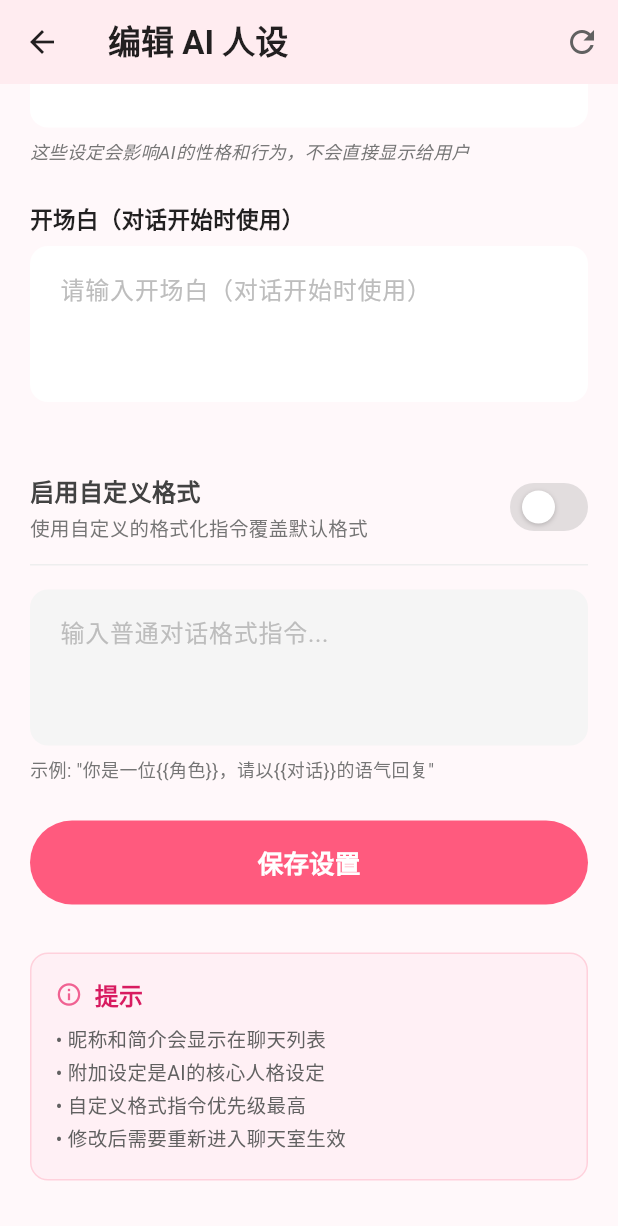
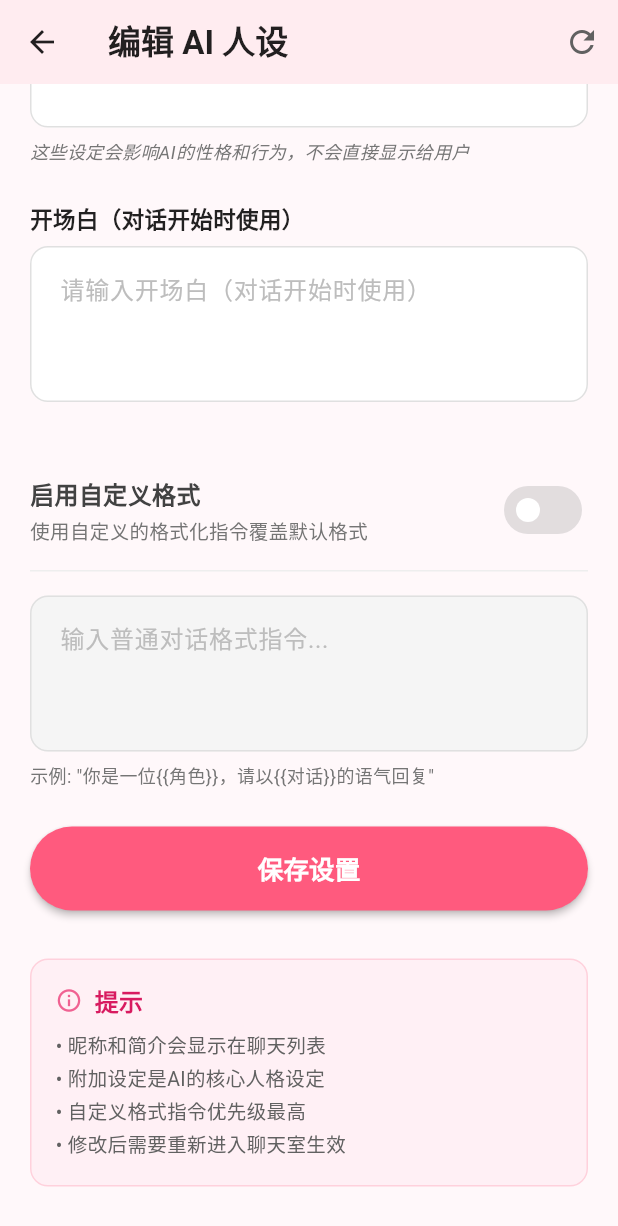
Before and after one commit to qe1712154349-boop/wolfram-chatroom, a Flutter app: the ChatCharacterEditPage screen opened by its route, scrolled down 576 dp, on a phone screen of 412 x 824 dp. Shown: the top 1226 px of the screen. Run offline on Flutter 3.47's test engine with Material 3 defaults, Android fonts, the phone set to English and light mode, and no system bars; our stand-ins replace image_picker, shared_preferences; accounts and stored records are empty; Roboto replaces fonts that are missing (System).

Commit message:
这个是版本A

```diff
--- a/lib/pages/chat/chat_character_edit_page.dart
+++ b/lib/pages/chat/chat_character_edit_page.dart
@@ -11,8 +11,7 @@ class ChatCharacterEditPage extends StatefulWidget {
   State<ChatCharacterEditPage> createState() => _ChatCharacterEditPageState();
 }
 
-class _ChatCharacterEditPageState extends State<ChatCharacterEditPage>
-    with TickerProviderStateMixin {
+class _ChatCharacterEditPageState extends State<ChatCharacterEditPage> {
   final StorageService _storage = StorageService();
   final ImagePicker _picker = ImagePicker();
 
@@ -36,20 +35,9 @@ class _ChatCharacterEditPageState extends State<ChatCharacterEditPage>
   final TextEditingController _xmlFormatController =
       TextEditingController(); // 开启时的XML格式指令
 
-// 🎯 新增：弹力球动画控制器（改为late final确保不为空）
-late final AnimationController _switchAnimationController;
-
 @override
 void initState() {
   super.initState();
-
-  // 🎯 必须先初始化动画控制器
-  _switchAnimationController = AnimationController(
-    duration: const Duration(milliseconds: 400),
-    vsync: this,
-  );
-
-  // 然后加载数据
   _loadCharacterData();
 }
 
@@ -173,15 +161,19 @@ void initState() {
     return Center(
       child: Column(
         children: [
-          GestureDetector(
+          Material(
+            color: Colors.transparent,
+            borderRadius: BorderRadius.circular(60),
+            child: InkWell(
               onTap: _isSaving ? null : _pickImageFromGallery,
+              borderRadius: BorderRadius.circular(60),
               child: Stack(
                 children: [
                   CircleAvatar(
                     radius: 60,
                     backgroundColor: isDark
                         ? Colors.grey[800]
-                      : const Color(0xFFFFD1DC), // 动态背景
+                        : const Color(0xFFFFD1DC),
                     backgroundImage: _avatarPath != null
                         ? FileImage(File(_avatarPath!))
                         : null,
@@ -208,11 +200,12 @@ void initState() {
                 ],
               ),
             ),
+          ),
           const SizedBox(height: 12),
           Text(
             _avatarPath == null ? '点击头像选择图片' : '点击头像更换图片',
             style: TextStyle(
-              color: isDark ? Colors.grey[400] : Colors.grey[600], // 动态文本颜色
+              color: isDark ? Colors.grey[400] : Colors.grey[600],
               fontSize: 14,
             ),
           ),
@@ -241,7 +234,7 @@ void initState() {
               style: TextStyle(
                 fontWeight: FontWeight.bold,
                 fontSize: 15,
-                color: isDark ? Colors.white : Colors.black87, // 动态标签颜色
+                color: isDark ? Colors.white : Colors.black87,
               ),
             ),
             if (required)
@@ -255,7 +248,9 @@ void initState() {
           ],
         ),
         const SizedBox(height: 8),
-        TextField(
+        Material(
+          color: Colors.transparent,
+          child: TextField(
             controller: controller,
             maxLines: maxLines,
             minLines: maxLines == 1 ? 1 : 3,
@@ -265,17 +260,28 @@ void initState() {
               fillColor: isDark
                   ? (enabled ? Colors.grey[800] : Colors.grey[900])
                   : (enabled ? Colors.white : Colors.grey[100]),
+              // 🎯 修复：恢复边框
               border: OutlineInputBorder(
                 borderRadius: BorderRadius.circular(12),
-              borderSide: BorderSide.none,
+                borderSide: BorderSide(
+                  color: isDark ? Colors.grey[700]! : Colors.grey[300]!,
+                  width: 1,
+                ),
               ),
               enabledBorder: OutlineInputBorder(
                 borderRadius: BorderRadius.circular(12),
-              borderSide: BorderSide.none,
+                borderSide: BorderSide(
+                  color: isDark ? Colors.grey[700]! : Colors.grey[300]!,
+                  width: 1,
+                ),
               ),
               focusedBorder: OutlineInputBorder(
                 borderRadius: BorderRadius.circular(12),
-              borderSide: BorderSide.none,
+                borderSide: BorderSide(
+                 // 修改这里：将蓝色改为浅粉色
+                   color: isDark ? Color(0xFFFFB6C1)! : Color(0xFFFFB6C1), // 浅粉色
+                  width: 2,
+                ),
               ),
               contentPadding: const EdgeInsets.all(16),
               hintText: hintText ?? '请输入${label.replaceAll('*', '').trim()}',
@@ -289,11 +295,11 @@ void initState() {
                   : (enabled ? Colors.black87 : Colors.grey[600]),
             ),
           ),
+        ),
       ],
     );
   }
 
-  // 🎯 修改：弹力球开关组件
   Widget _buildCustomFormatSwitch() {
     final isDark = Theme.of(context).brightness == Brightness.dark;
 
@@ -314,7 +320,7 @@ void initState() {
               crossAxisAlignment: CrossAxisAlignment.start,
               children: [
                 Text(
-                  '启用自定义格式', // 使用版本A的标题
+                  '启用自定义格式',
                   style: TextStyle(
                     fontWeight: FontWeight.bold,
                     fontSize: 16,
@@ -323,7 +329,7 @@ void initState() {
                 ),
                 const SizedBox(height: 4),
                 Text(
-                  '使用自定义的格式化指令覆盖默认格式', // 版本A的描述文字
+                  '使用自定义的格式化指令覆盖默认格式',
                   style: TextStyle(
                     color: isDark ? Colors.grey[400] : Colors.grey[600],
                     fontSize: 13,
@@ -332,136 +338,57 @@ void initState() {
               ],
             ),
           ),
-          // 🎯 替换：弹力球开关（保持原有Switch所有功能，只改动画）
-          _buildBouncySwitch(isDark: isDark),
+          // 🎯 修复：使用正确的Switch配置
+          Switch(
+            value: _enableCustomFormat,
+            onChanged: (value) {
+              setState(() {
+                _enableCustomFormat = value;
+              });
+            },
+            // 🎯 使用统一的新API
+            thumbColor: const MaterialStatePropertyAll(Colors.white),
+            trackColor: MaterialStateProperty.resolveWith((states) {
+              if (states.contains(MaterialState.selected)) {
+                return const Color(0xFFFF5A7E).withOpacity(0.5);
+              }
+              return Colors.grey.withOpacity(0.3);
+            }),
+            trackOutlineColor: const MaterialStatePropertyAll(Colors.transparent),
+            materialTapTargetSize: MaterialTapTargetSize.padded,
+          ),
         ],
       ),
     );
   }
 
-// 🎯 新增：弹力球开关（修复版）
-Widget _buildBouncySwitch({required bool isDark}) {
-  return GestureDetector(
-    onTapDown: (_) {
-      // 按下时开始挤压动画（带弹簧效果）
-      _switchAnimationController.animateTo(
-        1.0,
-        duration: const Duration(milliseconds: 300),
-        curve: Curves.elasticOut,
-      );
-    },
-    onTapUp: (_) {
-      // 松开时切换状态并回弹
-      setState(() {
-        _enableCustomFormat = !_enableCustomFormat;
-      });
-      _switchAnimationController.reverse();
-    },
-    onTapCancel: () {
-      // 取消点击时也回弹
-      _switchAnimationController.reverse();
-    },
-    child: SizedBox(
-      width: 52, // Switch的标准宽度
-      height: 32, // Switch的标准高度
-      child: Stack(
-        children: [
-          // 轨道背景
-          AnimatedContainer(
-            duration: const Duration(milliseconds: 300),
-            curve: Curves.easeInOut,
-            decoration: BoxDecoration(
-              borderRadius: BorderRadius.circular(16),
-              color: _enableCustomFormat
-                  ? const Color(0xFFFF5A7E).withOpacity(0.5)
-                  : Colors.grey.withOpacity(0.3),
-            ),
-          ),
-
-          // 弹力球滑块
-          AnimatedBuilder(
-            animation: _switchAnimationController,
-            builder: (context, child) {
-              // 弹力球挤压效果
-              final squeeze = _switchAnimationController.value;
-              final scaleX = 1.0 + squeeze * 0.3; // 水平拉伸30%
-              final scaleY = 1.0 - squeeze * 0.4; // 垂直压缩40%
-
-              // 🎯 修复1：调整位置，右边球不贴边
-              // OFF时在左边(8px)，ON时在右边(22px)
-              final basePosition = _enableCustomFormat ? 22.0 : 8.0;
-
-              // 添加滑动动画的位移效果
-              final extraOffset = squeeze * (_enableCustomFormat ? -1.5 : 1.5);
-              final currentPosition = basePosition + extraOffset;
-
-              return Positioned(
-                left: currentPosition,
-                top: _enableCustomFormat ? 3.0 : 5.0, // 🎯 ON时上移一点，OFF时下移一点
-                child: Transform.scale(
-                  scaleX: scaleX,
-                  scaleY: scaleY,
-                  child: Container(
-                    // 🎯 修复2：OFF小球，ON大球
-                    width: _enableCustomFormat ? 26.0 : 22.0, // ON:26px, OFF:22px
-                    height: _enableCustomFormat ? 26.0 : 22.0,
-                    decoration: BoxDecoration(
-                      shape: BoxShape.circle,
-                      color: Colors.white,
-                      boxShadow: [
-                        BoxShadow(
-                          color: Colors.black.withOpacity(0.2),
-                          blurRadius: 2,
-                          offset: const Offset(0, 1),
-                        ),
-                      ],
-                    ),
-                  ),
-                ),
-              );
-            },
-          ),
-        ],
-      ),
-    ),
-  );
-}
-
-  // 🎯 关键修改：使用版本A的UI设计，保持版本B的双控制器逻辑
 Widget _buildCustomFormatSection() {
   final isDark = Theme.of(context).brightness == Brightness.dark;
 
-    return Column(
+  return Material(
+    color: Colors.transparent,
+    child: Column(
       crossAxisAlignment: CrossAxisAlignment.start,
       children: [
-        // 使用版本A的输入框设计，但保持版本B的双控制器逻辑
         TextField(
           controller: _enableCustomFormat
-              ? _xmlFormatController // 开启时使用XML控制器
-              : _plainPromptController, // 关闭时使用普通提示词控制器
+              ? _xmlFormatController
+              : _plainPromptController,
           maxLines: 4,
           minLines: 3,
-          enabled: true, // 始终保持启用，内容根据开关切换
+          enabled: true,
           decoration: InputDecoration(
             filled: true,
             fillColor: isDark
                 ? Colors.grey[800]
                 : (_enableCustomFormat ? Colors.white : Colors.grey[100]),
-            border: OutlineInputBorder(
-              borderRadius: BorderRadius.circular(12),
-              borderSide: BorderSide.none,
-            ),
-            enabledBorder: OutlineInputBorder(
-              borderRadius: BorderRadius.circular(12),
-              borderSide: BorderSide.none,
-            ),
-            focusedBorder: OutlineInputBorder(
-              borderRadius: BorderRadius.circular(12),
-              borderSide: BorderSide.none,
-            ),
+            // 🎨 简化的方法：所有边框都根据开关状态设置
+            border: _buildBorder(isDark),
+            enabledBorder: _buildBorder(isDark),
+            focusedBorder: _buildBorder(isDark),
             contentPadding: const EdgeInsets.all(16),
             hintText: _enableCustomFormat
-                ? '输入自定义格式指令...' // 版本A的提示文字
+                ? '输入自定义格式指令...'
                 : '输入普通对话格式指令...',
             hintStyle: TextStyle(
               color: isDark ? Colors.grey[500] : Colors.grey[400],
@@ -476,7 +403,7 @@ Widget _buildBouncySwitch({required bool isDark}) {
         const SizedBox(height: 8),
         Text(
           _enableCustomFormat
-              ? '示例: "你是一位{{角色}}，请以{{风格}}的语气回复"' // 版本A的示例文字
+              ? '示例: "你是一位{{角色}}，请以{{风格}}的语气回复"'
               : '示例: "你是一位{{角色}}，请以{{对话}}的语气回复"',
           style: TextStyle(
             color: isDark ? Colors.grey[400] : Colors.grey[600],
@@ -484,7 +411,23 @@ Widget _buildBouncySwitch({required bool isDark}) {
           ),
         ),
       ],
+    ),
   );
+}
+
+// 🎨 辅助方法：构建边框
+InputBorder _buildBorder(bool isDark) {
+  if (_enableCustomFormat) {
+    return InputBorder.none; // 开关开启时无边框
+  } else {
+    return OutlineInputBorder(
+      borderRadius: BorderRadius.circular(12),
+      borderSide: BorderSide(
+        color: isDark ? Colors.grey[700]! : Colors.grey[300]!,
+        width: 1,
+      ),
+    );
+  }
 }
 
   @override
@@ -492,11 +435,9 @@ Widget _buildBouncySwitch({required bool isDark}) {
     final bool isDark = Theme.of(context).brightness == Brightness.dark;
     if (_isLoading) {
       return Scaffold(
-        backgroundColor:
-            isDark ? Colors.grey[900] : const Color(0xFFFFF8FA), // 动态背景
+        backgroundColor: isDark ? Colors.grey[900] : const Color(0xFFFFF8FA),
         appBar: AppBar(
-          backgroundColor:
-              isDark ? Colors.grey[900] : const Color(0xFFFFF8FA),
+          backgroundColor: isDark ? Colors.grey[900] : const Color(0xFFFFF8FA),
           elevation: 0,
           leading: IconButton(
             icon: Icon(Icons.arrow_back,
@@ -546,16 +487,19 @@ Widget _buildBouncySwitch({required bool isDark}) {
             ),
         ],
       ),
-      body: SingleChildScrollView(
+      // 🎯 关键修复：确保正确的Material上下文
+      body: Builder(
+        builder: (context) {
+          return Material(
+            color: Colors.transparent,
+            child: SingleChildScrollView(
               padding: const EdgeInsets.all(20),
               child: Column(
                 crossAxisAlignment: CrossAxisAlignment.start,
                 children: [
-            // 头像
                   _buildAvatarSection(),
                   const SizedBox(height: 32),
 
-            // 昵称
                   _buildTextField(
                     label: '昵称',
                     controller: _nicknameController,
@@ -563,7 +507,6 @@ Widget _buildBouncySwitch({required bool isDark}) {
                   ),
                   const SizedBox(height: 24),
 
-            // 简介
                   _buildTextField(
                     label: '简介',
                     controller: _introController,
@@ -573,7 +516,6 @@ Widget _buildBouncySwitch({required bool isDark}) {
                   ),
                   const SizedBox(height: 24),
 
-            // 附加设定
                   _buildTextField(
                     label: '附加设定（私密）',
                     controller: _privateSettingController,
@@ -583,32 +525,27 @@ Widget _buildBouncySwitch({required bool isDark}) {
                   Text(
                     '这些设定会影响AI的性格和行为，不会直接显示给用户',
                     style: TextStyle(
-                color: isDark ? Colors.grey[400] : Colors.grey[600], // 动态颜色
+                      color: isDark ? Colors.grey[400] : Colors.grey[600],
                       fontSize: 12,
                       fontStyle: FontStyle.italic,
                     ),
                   ),
                   const SizedBox(height: 24),
 
-            // 开场白
                   _buildTextField(
                     label: '开场白（对话开始时使用）',
                     controller: _openingController,
                     maxLines: 3,
                     hintText: '请输入开场白（对话开始时使用）',
                   ),
-            const SizedBox(
-                height: 32), // 保持开场白底部到自定义格式中间的空白间距
+                  const SizedBox(height: 32),
 
-            // 自定义格式开关 - 使用版本A的UI设计（已替换为弹力球）
                   _buildCustomFormatSwitch(),
-            const SizedBox(height: 16), // 使用版本A的间距
+                  const SizedBox(height: 16),
 
-            // 🎯 关键修改：显示不同的输入框 - 使用版本A的UI设计
                   _buildCustomFormatSection(),
                   const SizedBox(height: 24),
 
-            // 保存按钮
                   SizedBox(
                     width: double.infinity,
                     height: 56,
@@ -620,7 +557,7 @@ Widget _buildBouncySwitch({required bool isDark}) {
                         shape: RoundedRectangleBorder(
                           borderRadius: BorderRadius.circular(30),
                         ),
-                  elevation: 0,
+                        elevation: 2,
                         padding: const EdgeInsets.symmetric(vertical: 16),
                       ),
                       child: _isSaving
@@ -644,18 +581,17 @@ Widget _buildBouncySwitch({required bool isDark}) {
                   ),
                   const SizedBox(height: 32),
 
-            // 提示信息
                   Container(
                     padding: const EdgeInsets.all(16),
                     decoration: BoxDecoration(
                       color: isDark
                           ? const Color(0xFF1A1A1A)
-                    : const Color(0xFFFFF0F5), // 动态背景
+                          : const Color(0xFFFFF0F5),
                       borderRadius: BorderRadius.circular(12),
                       border: Border.all(
                         color: isDark
                             ? Colors.grey.shade800
-                      : const Color(0xFFFFD1DC), // 使用 .shade800
+                            : const Color(0xFFFFD1DC),
                         width: 1,
                       ),
                     ),
@@ -668,7 +604,7 @@ Widget _buildBouncySwitch({required bool isDark}) {
                               Icons.info_outline,
                               color: isDark
                                   ? Colors.pink[200]
-                            : Colors.pink[300], // 动态图标颜色
+                                  : Colors.pink[300],
                               size: 18,
                             ),
                             const SizedBox(width: 8),
@@ -678,7 +614,7 @@ Widget _buildBouncySwitch({required bool isDark}) {
                                 fontWeight: FontWeight.bold,
                                 color: isDark
                                     ? Colors.pink[200]
-                              : const Color(0xFFD81B60), // 动态文本颜色
+                                    : const Color(0xFFD81B60),
                               ),
                             ),
                           ],
@@ -690,7 +626,7 @@ Widget _buildBouncySwitch({required bool isDark}) {
                           '• 自定义格式指令优先级最高\n'
                           '• 修改后需要重新进入聊天室生效',
                           style: TextStyle(
-                      color: isDark ? Colors.grey[300] : Colors.grey[700], // 动态文本颜色
+                            color: isDark ? Colors.grey[300] : Colors.grey[700],
                             fontSize: 13,
                             height: 1.6,
                           ),
@@ -703,6 +639,9 @@ Widget _buildBouncySwitch({required bool isDark}) {
               ),
             ),
           );
+        },
+      ),
+    );
   }
 
 @override
@@ -713,7 +652,6 @@ void dispose() {
   _openingController.dispose();
   _plainPromptController.dispose();
   _xmlFormatController.dispose();
-_switchAnimationController.dispose(); // 🎯 去掉?号，因为现在不为空
   super.dispose();
 }
 }
```
Lines whose indentation alone changed are shown as unchanged.
